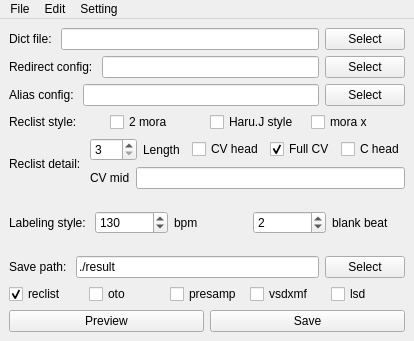
Old version of the form ui_files/main_window.ui in the repository RibosomeK/new_cvvc_generator.
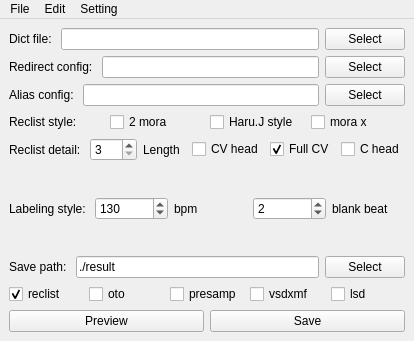
New version of the form.

What changed in the file:
```diff
--- a/ui_files/main_window.ui
+++ b/ui_files/main_window.ui
@@ -195,10 +195,6 @@
        </widget>
       </item>
       <item>
-       <layout class="QVBoxLayout" name="reclist_detail_layout_a">
-        <item>
-         <layout class="QHBoxLayout" name="reclist_detail_layout_a1">
-          <item>
            <widget class="QSpinBox" name="length_spinBox">
             <property name="minimum">
              <number>3</number>
@@ -247,31 +243,6 @@
              <string>C head</string>
             </property>
            </widget>
-          </item>
-         </layout>
-        </item>
-        <item>
-         <layout class="QHBoxLayout" name="reclist_detail_layout_a2">
-          <item>
-           <widget class="QLabel" name="cv_mid_label">
-            <property name="locale">
-             <locale language="English" country="UnitedStates"/>
-            </property>
-            <property name="text">
-             <string>CV mid</string>
-            </property>
-           </widget>
-          </item>
-          <item>
-           <widget class="QLineEdit" name="cv_mid_lineEdit">
-            <property name="locale">
-             <locale language="English" country="UnitedStates"/>
-            </property>
-           </widget>
-          </item>
-         </layout>
-        </item>
-       </layout>
       </item>
      </layout>
     </item>
```
Lines whose indentation alone changed are shown as unchanged.
